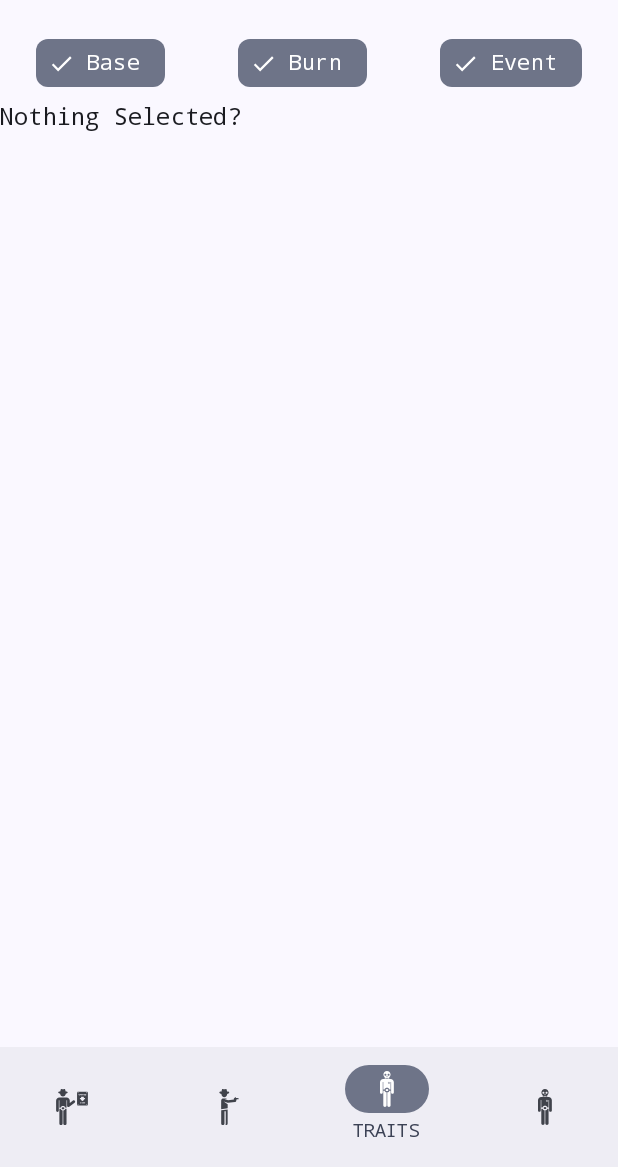
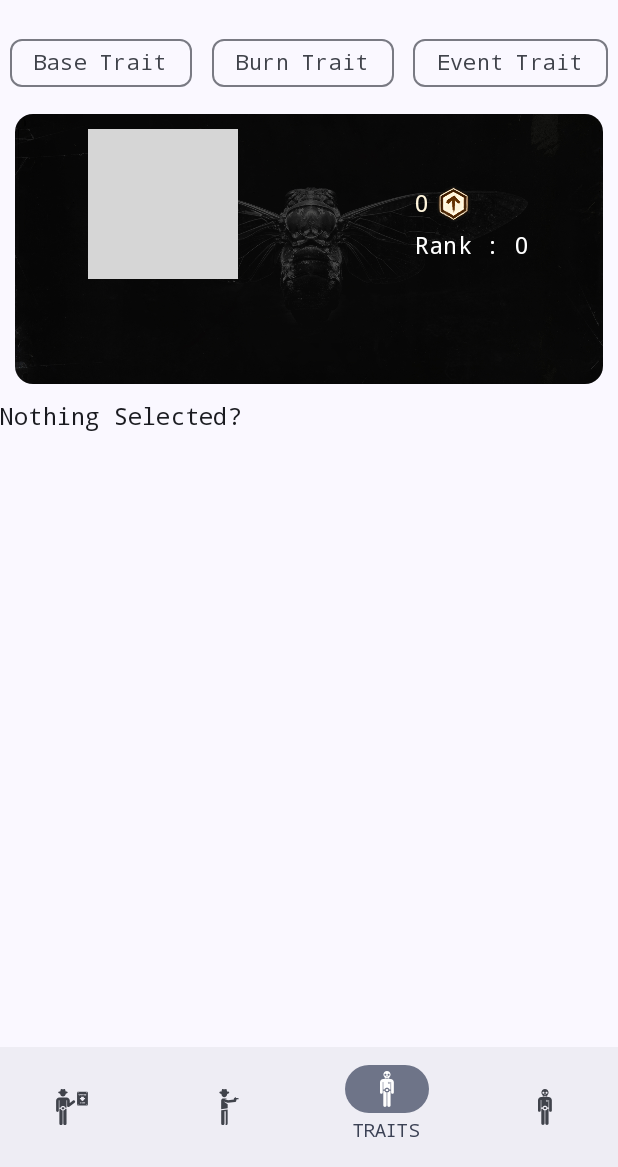
Before and after one commit to wekomodo/HuntShowdownWiki, an Android app built with Jetpack Compose: the TraitsScreen screen opened through its navigation route, on a phone screen of 412 x 824 dp, the part 69-1236 px from its top. Run offline under Robolectric (Android 15) with nearby library versions, the phone set to English and light mode, and no system bars; our stand-ins replace Dagger/Hilt's generated code, Firebase (no records; nobody signed in at launch, a user with empty details on screens opened directly); network calls fail; pictures from the network do not load; 1 statement that could not run was skipped; grey boxes are pictures that could not be loaded.

Commit message:
- added firebaseViewModel & TraitScreen changes

```diff
--- /dev/null
+++ b/app/src/main/java/com/wekomodo/huntshowdownwiki/domain/firebase/viewmodel/FirebaseViewModel.kt
@@ -0,0 +1,44 @@
+package com.wekomodo.huntshowdownwiki.domain.firebase.viewmodel
+
+import android.util.Log
+import androidx.lifecycle.ViewModel
+import com.google.firebase.database.DataSnapshot
+import com.google.firebase.database.DatabaseError
+import com.google.firebase.database.FirebaseDatabase
+import com.google.firebase.database.ValueEventListener
+import com.wekomodo.huntshowdownwiki.data.model.firebase.traits.Trait
+import com.wekomodo.huntshowdownwiki.util.Resource
+import kotlinx.coroutines.flow.MutableStateFlow
+import kotlinx.coroutines.flow.asStateFlow
+
+
+class FirebaseViewModel : ViewModel() {
+   // val response : MutableState<FirebaseDataState> = mutableStateOf(FirebaseDataState.Empty)
+    private val _response = MutableStateFlow<Resource<MutableList<Trait>>>(Resource.Loading())
+    val response = _response.asStateFlow()
+    init{
+        fetchData()
+    }
+
+    private fun fetchData() {
+        val tempList = mutableListOf(Trait())
+        FirebaseDatabase.getInstance().getReference().child("traits").addListenerForSingleValueEvent(object : ValueEventListener{
+            override fun onDataChange(snapshot: DataSnapshot) {
+                for (items in snapshot.children) {
+                    val trait = items.getValue(Trait::class.java)
+                    tempList.remove(Trait())
+                    trait?.let {
+                        tempList.add(trait)
+                    }
+                }
+                Log.d("firebasetraits", tempList.toString())
+                _response.value = Resource.Success(tempList)
+            }
+
+            override fun onCancelled(error: DatabaseError) {
+                Log.d("Firebase Call", error.message)
+            }
+
+        })
+    }
+}
--- a/app/src/main/java/com/wekomodo/huntshowdownwiki/ui/screens/traits/TraitsScreen.kt
+++ b/app/src/main/java/com/wekomodo/huntshowdownwiki/ui/screens/traits/TraitsScreen.kt
@@ -1,7 +1,6 @@
 package com.wekomodo.huntshowdownwiki.ui.screens.traits
 
 import android.util.Log
-import android.widget.Toast
 import androidx.compose.foundation.layout.Arrangement
 import androidx.compose.foundation.layout.Column
 import androidx.compose.foundation.layout.Row
@@ -10,7 +9,7 @@ import androidx.compose.foundation.lazy.LazyColumn
 import androidx.compose.foundation.lazy.itemsIndexed
 import androidx.compose.material3.Text
 import androidx.compose.runtime.Composable
-import androidx.compose.runtime.LaunchedEffect
+import androidx.compose.runtime.collectAsState
 import androidx.compose.runtime.getValue
 import androidx.compose.runtime.mutableStateListOf
 import androidx.compose.runtime.mutableStateOf
@@ -19,88 +18,68 @@ import androidx.compose.runtime.setValue
 import androidx.compose.ui.Modifier
 import androidx.compose.ui.platform.LocalContext
 import androidx.compose.ui.tooling.preview.Preview
-import com.google.firebase.Firebase
-import com.google.firebase.database.DataSnapshot
-import com.google.firebase.database.DatabaseError
-import com.google.firebase.database.ValueEventListener
-import com.google.firebase.database.database
+import androidx.lifecycle.viewmodel.compose.viewModel
 import com.wekomodo.huntshowdownwiki.data.model.firebase.traits.Trait
+import com.wekomodo.huntshowdownwiki.domain.firebase.viewmodel.FirebaseViewModel
 import com.wekomodo.huntshowdownwiki.ui.components.FilterChipComp
+import com.wekomodo.huntshowdownwiki.util.Resource
+
+
+private var filteringCriteria = setOf("Base Trait", "Burn Trait", "Event Trait")
 
 @Composable
-fun TraitsScreen() {
-    val context = LocalContext.current
-    val emptyObject = Trait("", 0, "", "", "", "", 0, 0, "")
+fun TraitsScreen(
+    viewModel: FirebaseViewModel = viewModel()
+) {
+  //  val context = LocalContext.current
     val traitsList = remember {
-        mutableStateListOf(emptyObject)
+        mutableStateListOf(Trait())
     }
-    var base by remember {
-        mutableStateOf(true)
+    var filteredList by remember {
+        mutableStateOf(traitsList.toList())
     }
-    var burn by remember {
-        mutableStateOf(true)
-    }
-    var event by remember {
-        mutableStateOf(true)
-    }
-    var filteredList: List<Trait> = emptyList()
-    LaunchedEffect(Unit) {
-        val database = Firebase.database.reference.child("traits")
-        Log.d("firebaseResult", database.toString())
-        database.addListenerForSingleValueEvent(object : ValueEventListener {
-            override fun onDataChange(p0: DataSnapshot) {
-                for (items in p0.children) {
-                    val trait = items.getValue(Trait::class.java)
-                    traitsList.remove(emptyObject)
-                    trait?.let {
-                        traitsList.add(trait)
-                    }
-                    filteredList = traitsList.toList()
-                    Log.d("firebasetraits", trait.toString())
+    val activeFilters = remember { mutableSetOf<String>() }
 
-                }
-
-            }
-
-            override fun onCancelled(p0: DatabaseError) {
-                Toast.makeText(context, "Some Error Occurred", Toast.LENGTH_SHORT).show()
-            }
-        })
+    val result = viewModel.response.collectAsState()
+    when (result.value) {
+        is Resource.Error -> Log.d("Error", "Error")
+        is Resource.Loading -> Log.d("Loading", "Loading")
+        is Resource.Success -> result.value.data?.let { it.forEach{trait ->
+            traitsList.add(trait)
+            Log.d("TRAITLIST",trait.toString())
+        }}
     }
     Column {
         Row(
             modifier = Modifier.fillMaxWidth(),
             horizontalArrangement = Arrangement.SpaceAround
         ) {
-            FilterChipComp(enabled = base, name = "Base") {
-                base = it
-            }
-            FilterChipComp(enabled = burn, name = "Burn") {
-                burn = it
-            }
-            FilterChipComp(enabled = event, name = "Event") {
-                event = it
+            filteringCriteria.forEach { filter ->
+                val isSelected = filter in activeFilters
+                FilterChipComp(enabled = isSelected, name = filter) {
+                    if (it) {
+                        activeFilters.add(filter)
+                    } else {
+                        activeFilters.remove(filter)
+                    }
+                    filteredList =
+                        if (activeFilters.isEmpty()) traitsList.toList() else traitsList.toList()
+                            .filter { trait ->
+                                trait.type in activeFilters
+                            }
+
+                }
             }
         }
-        if (base) {
-            filteredList = filteredList + traitsList.filter {
-                it.type == "Base Trait"
-            }
-        }
-        if (burn) {
-            filteredList = filteredList + traitsList.filter {
-                it.type == "Burn Trait"
-            }
-        }
-        if (event) {
-            filteredList = filteredList + traitsList.filter {
-                it.type == "Event Trait"
-            }
-        }
-
         LazyColumn {
             itemsIndexed(filteredList) { _, item ->
-                TraitsItem(link = item.image, name = item.name, item.desc, item.cost,item.rank_unlocked)
+                TraitsItem(
+                    link = item.image,
+                    name = item.name,
+                    item.desc,
+                    item.cost,
+                    item.rank_unlocked
+                )
             }
         }
         Text("Nothing Selected?")
```
Also changed, not shown: app/build.gradle.kts (+6 -4 lines), app/src/main/java/com/wekomodo/huntshowdownwiki/domain/firebase/viewmodel/FirebaseDataState.kt (added, +11 -0 lines).
